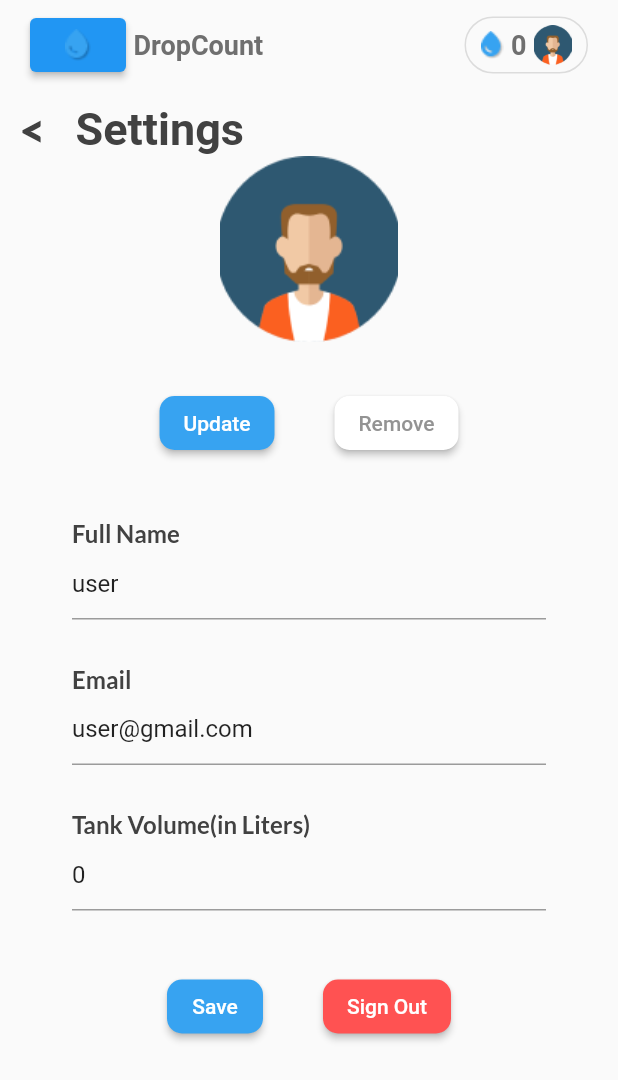
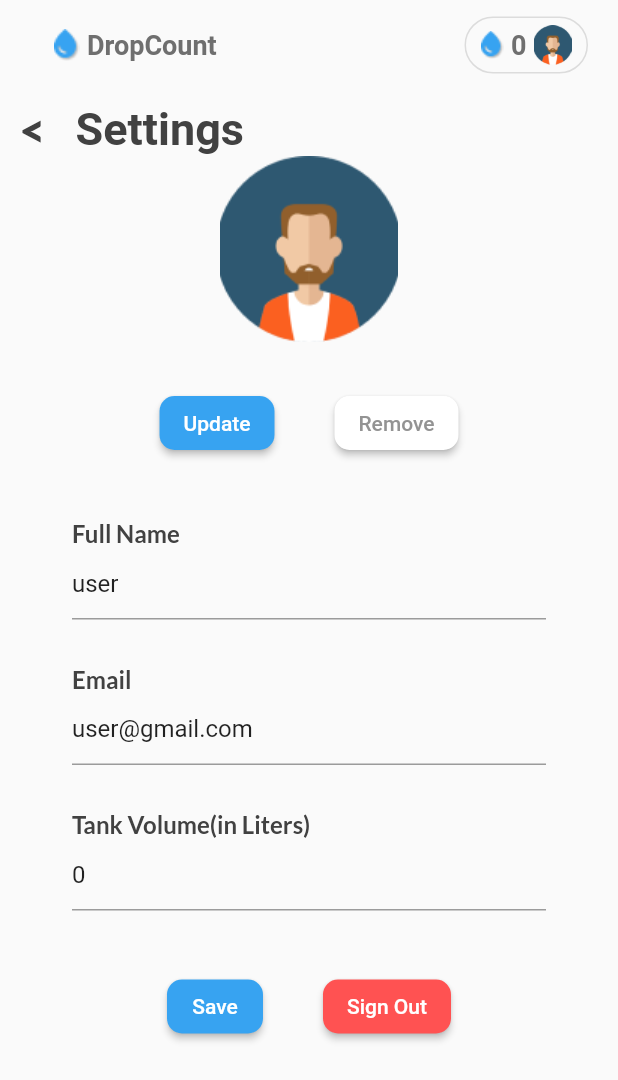
Before and after one commit to dscmriirs/DropCount, a Flutter app: the Dashboard screen opened directly, swiped to page 2, on a phone screen of 412 x 824 dp. Shown: the top 1080 px of the screen. Run offline on Flutter 3.47's test engine with Material 2 defaults, Android fonts, the phone set to English and light mode, and no system bars; our stand-ins replace firebase_auth, firebase_core, google_fonts, google_sign_in, percent_indicator; accounts and stored records are empty.

Commit message:
new formatting

```diff
--- a/lib/authentication/google_sign_in_button.dart
+++ b/lib/authentication/google_sign_in_button.dart
@@ -41,9 +41,7 @@ class _GoogleSignInButtonState extends State<GoogleSignInButton> {
                 });
                 if (user != null) {
                   Navigator.of(context).pushReplacement(
-                    MaterialPageRoute(
-                      builder: (context) => Dashboard()
-                    ),
+                    MaterialPageRoute(builder: (context) => Dashboard()),
                   );
                 }
               },
--- a/lib/components/AppBar.dart
+++ b/lib/components/AppBar.dart
@@ -2,10 +2,9 @@ import 'package:dropcount/screens/AboutPage.dart';
 import 'package:flutter/material.dart';
 import 'package:google_fonts/google_fonts.dart';
 
-
 class AppNavbar extends StatelessWidget with PreferredSizeWidget {
   final int streak;
-  const AppNavbar({Key? key, this.streak = 0}): super(key: key);
+  const AppNavbar({Key? key, this.streak = 0}) : super(key: key);
   @override
   Widget build(BuildContext context) {
     return Container(
@@ -16,18 +15,20 @@ class AppNavbar extends StatelessWidget with PreferredSizeWidget {
             children: [
               Row(
                 children: [
-                  ElevatedButton(
+                  FlatButton(
                       onPressed: () {
                         Navigator.push(
                           context,
-                        MaterialPageRoute(builder: (context) => const AboutPage()),
+                          MaterialPageRoute(
+                              builder: (context) => const AboutPage()),
                         );
                       },
-                    child: Image.asset(
+                      child: Row(children: [
+                        Image.asset(
                           'assets/images/drop.png',
                           width: 17,
                           fit: BoxFit.fill,
-                  )),
+                        ),
                         Container(
                           padding: const EdgeInsets.only(left: 5),
                           child: Text(
@@ -40,6 +41,7 @@ class AppNavbar extends StatelessWidget with PreferredSizeWidget {
                             ),
                           ),
                         ),
+                      ])),
                   const Spacer(),
                   Container(
                     padding: EdgeInsets.all(5),
@@ -76,6 +78,7 @@ class AppNavbar extends StatelessWidget with PreferredSizeWidget {
               ),
             ]));
   }
+
   @override
   Size get preferredSize => const Size.fromHeight(60);
 }
--- a/lib/screens/Dashboard.dart
+++ b/lib/screens/Dashboard.dart
@@ -5,9 +5,6 @@ import 'package:google_fonts/google_fonts.dart';
 import '../components/AppBar.dart';
 import 'package:percent_indicator/percent_indicator.dart';
 import './Settings.dart';
-import './AboutPage.dart';
-import 'package:http/http.dart' as http;
-import 'dart:convert';
 
 class Dashboard extends StatefulWidget {
   const Dashboard({Key? key}) : super(key: key);
@@ -16,33 +13,21 @@ class Dashboard extends StatefulWidget {
 }
 
 class _DashboardState extends State<Dashboard> {
-  void initState() {
-    super.initState();
-    readData();
-  }
   final User? _username = FirebaseAuth.instance.currentUser;
-  bool isLoading = true;
-  List<String> list = [];
-  Future<Map> readData() async {
-    // Please replace the Database URL
-    // which we will get in “Add Realtime Database”
-    // step with DatabaseURL
-
-    var url = "https://drop-count-default-rtdb.firebaseio.com/" + "test" + ".json";
-    // Do not remove “data.json”,keep it as it is
-      final response = await http.get(Uri.parse(url));
-      final extractedData = json.decode(response.body) as Map<String, dynamic>;
-      // ignore: unnecessary_null_comparison
-      if (extractedData == null) {
-        return {};
-      }
-      print(extractedData);
-      return extractedData;
-      setState(() {
-        isLoading = false;
-      });
-  }
-
+  final data = {
+    "01-01-1970": 0,
+    "12-3-22": 65,
+    "13-3-22": 56,
+    "14-3-22": 45,
+    "15-3-22": 56,
+    "16-3-22": 32,
+    "17-3-22": 22,
+    "18-3-22": 10,
+    "19-3-22": 15,
+    "25-03-2022": 0,
+    "26-03-2022": 4312
+  };
+  final _waterSaved = 30;
   @override
   Widget build(BuildContext context) {
     return PageView(children: [
@@ -53,7 +38,7 @@ class _DashboardState extends State<Dashboard> {
                   child: Padding(
                 padding: const EdgeInsets.all(8.0),
                 child: Column(
-                  children: <Widget>[
+                  children: [
                     Container(
                       width: double.infinity,
                       padding: const EdgeInsets.all(4),
@@ -97,10 +82,10 @@ class _DashboardState extends State<Dashboard> {
                       alignment: Alignment.centerLeft,
                       child: Row(
                         mainAxisAlignment: MainAxisAlignment.spaceBetween,
-                        children: <Widget>[
+                        children: [
                           Column(
                             crossAxisAlignment: CrossAxisAlignment.start,
-                            children: <Widget>[
+                            children: [
                               Container(
                                 alignment: Alignment.centerLeft,
                                 child: Text(
@@ -114,21 +99,22 @@ class _DashboardState extends State<Dashboard> {
                                 alignment: Alignment.centerLeft,
                                 child: Text(
                                   'You saved water for ' +
-                                      _username!.displayName.toString() +
+                                      (_waterSaved / 40).ceil().toString() +
                                       ' houses',
                                   style: GoogleFonts.roboto(
                                       fontSize: 14,
                                       fontWeight: FontWeight.w400),
+                                  softWrap: true,
                                 ),
                               ),
                             ],
                           ),
                           CircularPercentIndicator(
-                            radius: 60.0,
+                            radius: 40.0,
                             lineWidth: 5.0,
-                            percent: 30 / 100,
+                            percent: _waterSaved / 40,
                             center: Text(
-                              30.toString() + "%",
+                              _waterSaved.toString() + "%",
                               style: GoogleFonts.roboto(
                                   fontSize: 20, fontWeight: FontWeight.w700),
                             ),
@@ -140,7 +126,7 @@ class _DashboardState extends State<Dashboard> {
                       ),
                     ),
                     Container(
-                        // margin: ,
+                        margin: EdgeInsets.symmetric(vertical: 10.0),
                         decoration: BoxDecoration(
                           borderRadius: BorderRadius.circular(10),
                           color: const Color.fromRGBO(245, 245, 245, 1.0),
@@ -180,34 +166,10 @@ class _DashboardState extends State<Dashboard> {
                                             fontWeight: FontWeight.w700)),
                                   )),
                                 ]))),
-
-               ListView.builder(
-                  padding: const EdgeInsets.all(8),
-                  itemCount: list.length,
-                  itemBuilder: (BuildContext context, int index) {
-                    return Container(
-                        height: 50,
-                        child: Center(
-                          child: Text(
-                            list[index],
-                            style: TextStyle(color: Colors.green),
-                          ),
-                        ));
-                  }),
-                  Text(readData().toString())
                   ],
                 ),
               )))),
       Settings()
     ]);
-
-//   void readData(){
-//   databaseReference.once().then((DataSnapshot snapshot) {
-//     print('Data : ${snapshot.value}');
-//   });
-// }
   }
-
-  @override
-  noSuchMethod(Invocation invocation) => super.noSuchMethod(invocation);
 }
--- a/lib/utils/authentication.dart
+++ b/lib/utils/authentication.dart
@@ -25,9 +25,7 @@ class Authentication {
 
     if (user != null) {
       Navigator.of(context).pushReplacement(
-        MaterialPageRoute(
-          builder: (context) => Dashboard()
-        ),
+        MaterialPageRoute(builder: (context) => Dashboard()),
       );
     }
 
```
Also changed, not shown: lib/main.dart (+8 -3 lines), lib/screens/AboutPage.dart (+13 -15 lines), lib/screens/EntryPage.dart (+6 -6 lines), lib/screens/LoginPage.dart (+4 -4 lines), lib/screens/Settings.dart (line endings or trailing spaces). Lines whose indentation alone changed are shown as unchanged.
